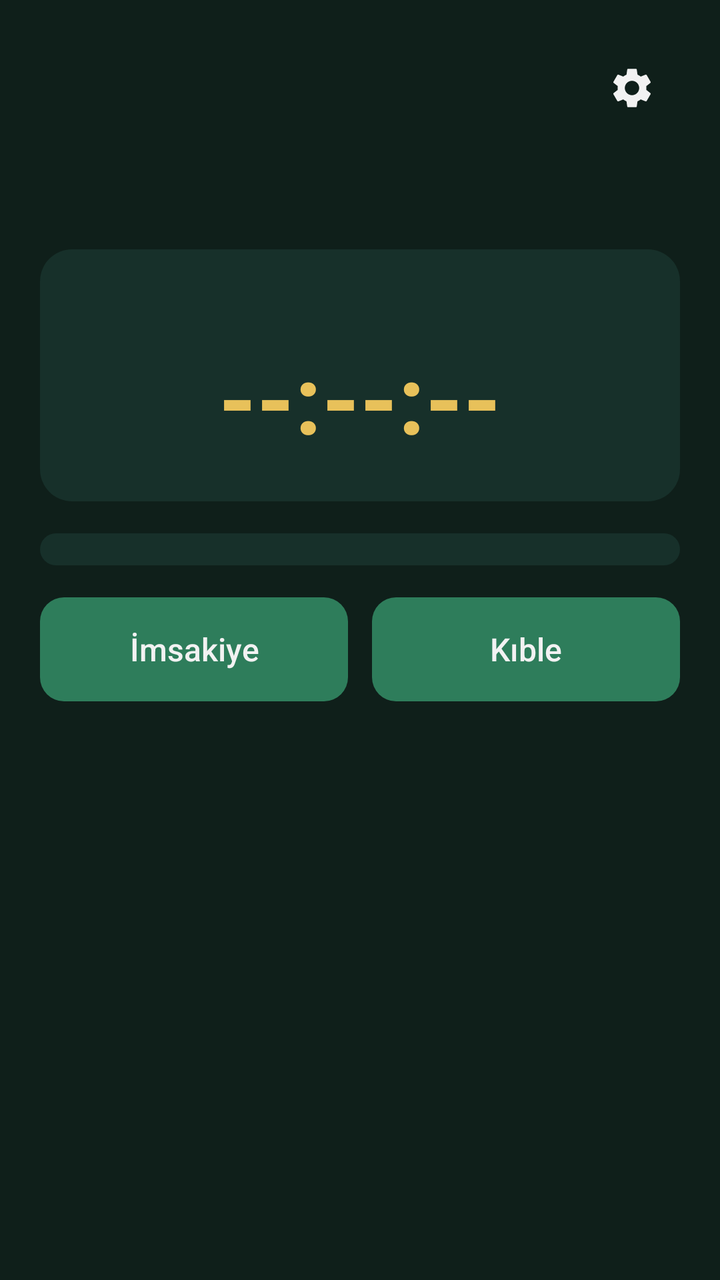
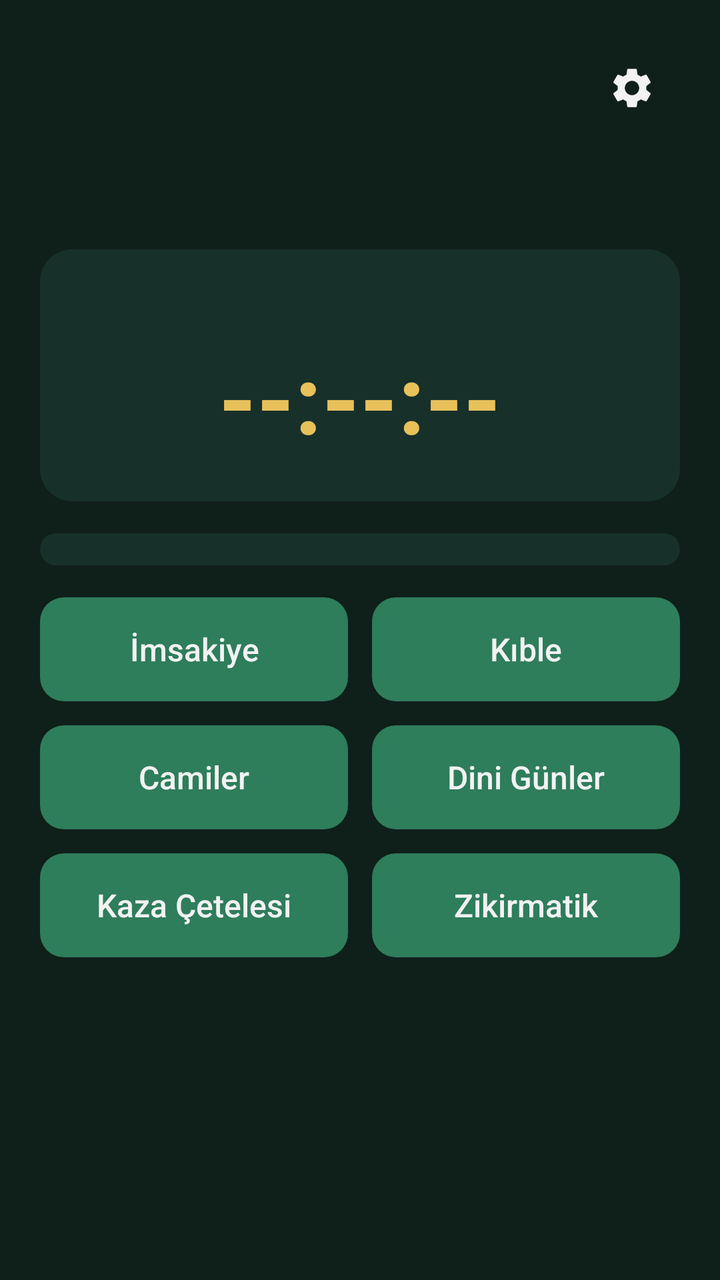

Before-and-after screenshots of an Android layout around one commit, followed by the original layout XML and the change that was made.
<!-- AndroidManifest.xml: application theme AppTheme -->
<!-- res/layout/activity_main.xml -->
<?xml version="1.0" encoding="utf-8"?>
<ScrollView xmlns:android="http://schemas.android.com/apk/res/android"
    android:id="@+id/root"
    android:layout_width="match_parent"
    android:layout_height="match_parent"
    android:background="@color/bg"
    android:fillViewport="true">

    <LinearLayout
        android:layout_width="match_parent"
        android:layout_height="wrap_content"
        android:orientation="vertical"
        android:padding="20dp">

        <LinearLayout
            android:layout_width="match_parent"
            android:layout_height="wrap_content"
            android:gravity="center_vertical"
            android:orientation="horizontal">

            <TextView
                android:id="@+id/tvPlace"
                android:layout_width="0dp"
                android:layout_height="wrap_content"
                android:layout_weight="1"
                android:background="?android:attr/selectableItemBackground"
                android:paddingVertical="6dp"
                android:textColor="@color/text"
                android:textSize="20sp"
                android:textStyle="bold" />

            <ImageButton
                android:id="@+id/btnSettings"
                android:layout_width="48dp"
                android:layout_height="48dp"
                android:background="?android:attr/selectableItemBackgroundBorderless"
                android:contentDescription="Ayarlar"
                android:src="@drawable/ic_settings" />
        </LinearLayout>

        <TextView
            android:id="@+id/tvLocMode"
            android:layout_width="match_parent"
            android:layout_height="wrap_content"
            android:textColor="@color/gold"
            android:textSize="13sp"
            android:visibility="gone" />

        <TextView
            android:id="@+id/tvDate"
            android:layout_width="match_parent"
            android:layout_height="wrap_content"
            android:textColor="@color/muted"
            android:textSize="15sp" />

        <TextView
            android:id="@+id/tvHijri"
            android:layout_width="match_parent"
            android:layout_height="wrap_content"
            android:textColor="@color/muted"
            android:textSize="15sp" />

        <LinearLayout
            android:layout_width="match_parent"
            android:layout_height="wrap_content"
            android:layout_marginTop="16dp"
            android:background="@drawable/card"
            android:gravity="center"
            android:orientation="vertical"
            android:padding="20dp">

            <TextView
                android:id="@+id/tvNextLabel"
                android:layout_width="wrap_content"
                android:layout_height="wrap_content"
                android:textColor="@color/muted"
                android:textSize="16sp" />

            <TextView
                android:id="@+id/tvCountdown"
                android:layout_width="wrap_content"
                android:layout_height="wrap_content"
                android:fontFeatureSettings="tnum"
                android:text="--:--:--"
                android:textColor="@color/gold"
                android:textSize="48sp"
                android:textStyle="bold" />
        </LinearLayout>

        <LinearLayout
            android:id="@+id/rows"
            android:layout_width="match_parent"
            android:layout_height="wrap_content"
            android:layout_marginTop="16dp"
            android:background="@drawable/card"
            android:orientation="vertical"
            android:padding="8dp" />

        <LinearLayout
            android:layout_width="match_parent"
            android:layout_height="wrap_content"
            android:layout_marginTop="16dp"
            android:orientation="horizontal">

            <Button
                android:id="@+id/btnImsakiye"
                style="@style/Btn"
                android:layout_width="0dp"
                android:layout_marginEnd="6dp"
                android:layout_weight="1"
                android:text="@string/imsakiye" />

            <Button
                android:id="@+id/btnQibla"
                style="@style/Btn"
                android:layout_width="0dp"
                android:layout_marginStart="6dp"
                android:layout_weight="1"
                android:text="@string/qibla" />
        </LinearLayout>

        <TextView
            android:id="@+id/tvStatus"
            android:layout_width="match_parent"
            android:layout_height="wrap_content"
            android:layout_marginTop="14dp"
            android:textColor="@color/muted"
            android:textSize="13sp" />
    </LinearLayout>
</ScrollView>
<!-- resources referenced by this layout -->
<resources>
  <color name="bg">#FF0F1F1A</color>
  <color name="gold">#FFE8C15A</color>
  <color name="muted">#FF9DB3AA</color>
  <color name="text">#FFF2F2F2</color>
  <!-- drawable card (drawable) -->
  <?xml version="1.0" encoding="utf-8"?>
  <shape xmlns:android="http://schemas.android.com/apk/res/android" android:shape="rectangle">
      <solid android:color="@color/card" />
      <corners android:radius="16dp" />
  </shape>
  <!-- drawable ic_settings (drawable) -->
  <?xml version="1.0" encoding="utf-8"?>
  <vector xmlns:android="http://schemas.android.com/apk/res/android"
      android:width="24dp"
      android:height="24dp"
      android:viewportWidth="24"
      android:viewportHeight="24">
      <path
          android:fillColor="#FFF2F2F2"
          android:pathData="M19.14,12.94c0.04,-0.3 0.06,-0.61 0.06,-0.94c0,-0.32 -0.02,-0.64 -0.07,-0.94l2.03,-1.58c0.18,-0.14 0.23,-0.41 0.12,-0.61l-1.92,-3.32c-0.12,-0.22 -0.37,-0.29 -0.59,-0.22l-2.39,0.96c-0.5,-0.38 -1.03,-0.7 -1.62,-0.94L14.4,2.81c-0.04,-0.24 -0.24,-0.41 -0.48,-0.41h-3.84c-0.24,0 -0.43,0.17 -0.47,0.41L9.25,5.35C8.66,5.59 8.12,5.92 7.63,6.29L5.24,5.33c-0.22,-0.08 -0.47,0 -0.59,0.22L2.74,8.87C2.62,9.08 2.66,9.34 2.86,9.48l2.03,1.58C4.84,11.36 4.8,11.69 4.8,12s0.02,0.64 0.07,0.94l-2.03,1.58c-0.18,0.14 -0.23,0.41 -0.12,0.61l1.92,3.32c0.12,0.22 0.37,0.29 0.59,0.22l2.39,-0.96c0.5,0.38 1.03,0.7 1.62,0.94l0.36,2.54c0.05,0.24 0.24,0.41 0.48,0.41h3.84c0.24,0 0.44,-0.17 0.47,-0.41l0.36,-2.54c0.59,-0.24 1.13,-0.56 1.62,-0.94l2.39,0.96c0.22,0.08 0.47,0 0.59,-0.22l1.92,-3.32c0.12,-0.22 0.07,-0.47 -0.12,-0.61L19.14,12.94zM12,15.6c-1.98,0 -3.6,-1.62 -3.6,-3.6s1.62,-3.6 3.6,-3.6s3.6,1.62 3.6,3.6S13.98,15.6 12,15.6z" />
  </vector>
  <string name="imsakiye">İmsakiye</string>
  <string name="qibla">Kıble</string>
  <style name="Btn">
          <item name="android:layout_height">52dp</item>
          <item name="android:background">@drawable/btn</item>
          <item name="android:textColor">@color/text</item>
          <item name="android:textSize">16sp</item>
          <item name="android:textAllCaps">false</item>
          <item name="android:stateListAnimator">@null</item>
      </style>
  <style name="AppTheme" parent="android:Theme.Material.NoActionBar">
          <item name="android:colorPrimary">@color/primary</item>
          <item name="android:colorPrimaryDark">@color/bg</item>
          <item name="android:colorAccent">@color/gold</item>
          <item name="android:windowBackground">@color/bg</item>
          <item name="android:statusBarColor">@color/bg</item>
          <item name="android:navigationBarColor">@color/bg</item>
          <item name="android:textColor">@color/text</item>
      </style>
  <color name="card">#FF17302A</color>
  <!-- drawable btn (drawable) -->
  <?xml version="1.0" encoding="utf-8"?>
  <ripple xmlns:android="http://schemas.android.com/apk/res/android" android:color="#33FFFFFF">
      <item>
          <shape android:shape="rectangle">
              <solid android:color="@color/primary" />
              <corners android:radius="12dp" />
          </shape>
      </item>
  </ripple>
  <color name="primary">#FF2E7D5B</color>
</resources>

<!-- the commit's change to res/layout/activity_main.xml (unified diff, before → after) -->
@@ -119,6 +119,52 @@
                 android:text="@string/qibla" />
         </LinearLayout>
 
+        <LinearLayout
+            android:layout_width="match_parent"
+            android:layout_height="wrap_content"
+            android:layout_marginTop="12dp"
+            android:orientation="horizontal">
+
+            <Button
+                android:id="@+id/btnMosques"
+                style="@style/Btn"
+                android:layout_width="0dp"
+                android:layout_marginEnd="6dp"
+                android:layout_weight="1"
+                android:text="Camiler" />
+
+            <Button
+                android:id="@+id/btnHolyDays"
+                style="@style/Btn"
+                android:layout_width="0dp"
+                android:layout_marginStart="6dp"
+                android:layout_weight="1"
+                android:text="Dini Günler" />
+        </LinearLayout>
+
+        <LinearLayout
+            android:layout_width="match_parent"
+            android:layout_height="wrap_content"
+            android:layout_marginTop="12dp"
+            android:orientation="horizontal">
+
+            <Button
+                android:id="@+id/btnKaza"
+                style="@style/Btn"
+                android:layout_width="0dp"
+                android:layout_marginEnd="6dp"
+                android:layout_weight="1"
+                android:text="Kaza Çetelesi" />
+
+            <Button
+                android:id="@+id/btnZikir"
+                style="@style/Btn"
+                android:layout_width="0dp"
+                android:layout_marginStart="6dp"
+                android:layout_weight="1"
+                android:text="Zikirmatik" />
+        </LinearLayout>
+
         <TextView
             android:id="@+id/tvStatus"
             android:layout_width="match_parent"
